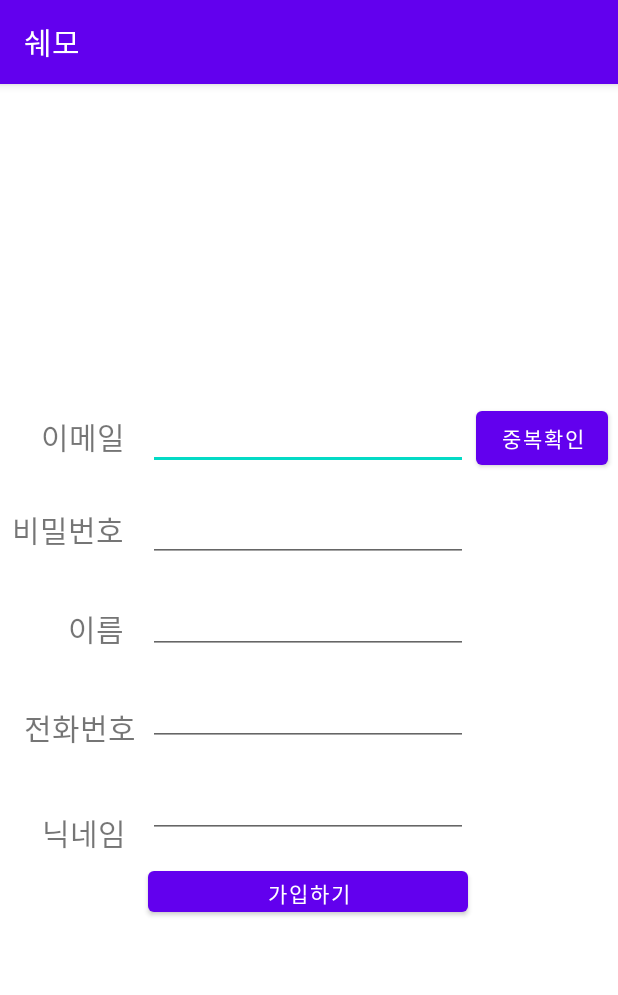
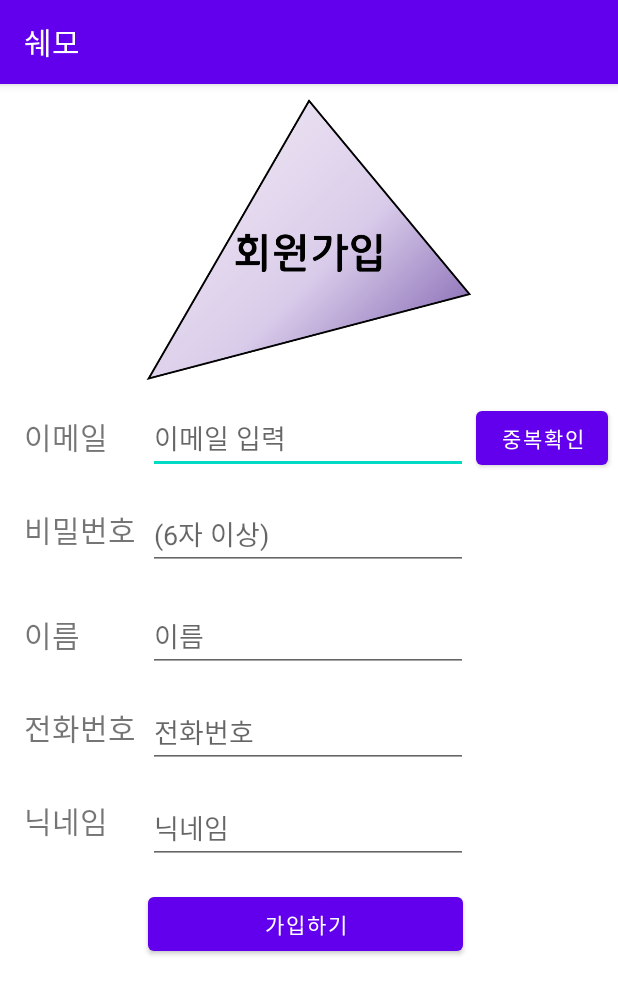
Before and after one commit to JWhy121/ShareMo, an Android app: the RegisterActivity screen opened directly, with no data from a screen before it, on a phone screen of 412 x 824 dp. Shown: the top 995 px of the screen. Run offline under Robolectric (Android 15) with nearby library versions, the phone set to English and light mode, and no system bars; our stand-ins replace Firebase (no records; nobody signed in at launch, a user with empty details on screens opened directly).

Commit message:
1차 회원가입 xml 수정

```diff
--- a/app/src/main/java/com/cookandroid/sharemo/PostDataAdapter.kt
+++ b/app/src/main/java/com/cookandroid/sharemo/PostDataAdapter.kt
@@ -7,6 +7,7 @@ import android.widget.ImageView
 import android.widget.TextView
 import android.widget.Toast
 import androidx.recyclerview.widget.RecyclerView
+import java.util.*
 
 class PostDataAdapter(val postDataList : ArrayList<PostData>) : RecyclerView.Adapter<PostDataAdapter.CustomViewHolder>(){
 
--- a/app/src/main/res/layout/activity_register.xml
+++ b/app/src/main/res/layout/activity_register.xml
@@ -11,6 +11,7 @@
         android:layout_width="wrap_content"
         android:layout_height="wrap_content"
         android:layout_marginTop="212dp"
+        android:hint="이메일 입력"
         android:ems="10"
         android:inputType="textEmailAddress"
         app:layout_constraintEnd_toEndOf="parent"
@@ -20,8 +21,8 @@
 
     <Button
         android:id="@+id/btn_Register"
-        android:layout_width="0dp"
-        android:layout_height="39dp"
+        android:layout_width="210dp"
+        android:layout_height="wrap_content"
         android:layout_marginTop="16dp"
         android:text="가입하기"
         app:layout_constraintEnd_toEndOf="@+id/edt_Nickname"
@@ -35,6 +36,7 @@
         android:layout_width="wrap_content"
         android:layout_height="wrap_content"
         android:layout_marginTop="16dp"
+        android:hint="닉네임"
         android:ems="10"
         android:inputType="textPersonName"
         app:layout_constraintEnd_toEndOf="@+id/edt_Phone"
@@ -46,11 +48,11 @@
         android:id="@+id/textView7"
         android:layout_width="wrap_content"
         android:layout_height="wrap_content"
-        android:layout_marginTop="36dp"
-        android:layout_marginEnd="8dp"
+        android:layout_marginStart="16dp"
+        android:layout_marginTop="32dp"
         android:text="전화번호"
         android:textSize="20sp"
-        app:layout_constraintEnd_toStartOf="@+id/edt_Phone"
+        app:layout_constraintStart_toStartOf="parent"
         app:layout_constraintTop_toBottomOf="@+id/textView6" />
 
     <EditText
@@ -59,6 +61,7 @@
         android:layout_height="wrap_content"
         android:layout_marginTop="16dp"
         android:ems="10"
+        android:hint="(6자 이상)"
         android:inputType="textPassword"
         app:layout_constraintEnd_toEndOf="@+id/edt_Email"
         app:layout_constraintHorizontal_bias="0.0"
@@ -69,11 +72,11 @@
         android:id="@+id/textView5"
         android:layout_width="wrap_content"
         android:layout_height="wrap_content"
+        android:layout_marginStart="16dp"
         android:layout_marginTop="32dp"
-        android:layout_marginEnd="16dp"
         android:text="비밀번호"
         android:textSize="20dp"
-        app:layout_constraintEnd_toStartOf="@+id/edt_Pwd"
+        app:layout_constraintStart_toStartOf="parent"
         app:layout_constraintTop_toBottomOf="@+id/textView4" />
 
     <TextView
@@ -81,11 +84,9 @@
         android:layout_width="wrap_content"
         android:layout_height="wrap_content"
         android:layout_marginStart="16dp"
-        android:layout_marginTop="40dp"
+        android:layout_marginTop="32dp"
         android:text="닉네임"
         android:textSize="20sp"
-        app:layout_constraintEnd_toStartOf="@+id/edt_Nickname"
-        app:layout_constraintHorizontal_bias="0.448"
         app:layout_constraintStart_toStartOf="parent"
         app:layout_constraintTop_toBottomOf="@+id/textView7" />
 
@@ -93,11 +94,11 @@
         android:id="@+id/textView6"
         android:layout_width="wrap_content"
         android:layout_height="wrap_content"
-        android:layout_marginTop="36dp"
-        android:layout_marginEnd="16dp"
+        android:layout_marginStart="16dp"
+        android:layout_marginTop="40dp"
         android:text="이름"
         android:textSize="20sp"
-        app:layout_constraintEnd_toStartOf="@+id/edt_Name"
+        app:layout_constraintStart_toStartOf="parent"
         app:layout_constraintTop_toBottomOf="@+id/textView5" />
 
     <EditText
@@ -106,6 +107,7 @@
         android:layout_height="wrap_content"
         android:layout_marginTop="16dp"
         android:ems="10"
+        android:hint="전화번호"
         android:inputType="number"
         app:layout_constraintEnd_toEndOf="@+id/edt_Name"
         app:layout_constraintStart_toStartOf="@+id/edt_Name"
@@ -132,7 +134,7 @@
         android:text="이메일"
         android:textSize="20sp"
         app:layout_constraintEnd_toStartOf="@+id/edt_Email"
-        app:layout_constraintHorizontal_bias="0.413"
+        app:layout_constraintHorizontal_bias="0.0"
         app:layout_constraintStart_toStartOf="parent"
         app:layout_constraintTop_toTopOf="parent" />
 
@@ -140,12 +142,25 @@
         android:id="@+id/edt_Name"
         android:layout_width="wrap_content"
         android:layout_height="wrap_content"
-        android:layout_marginTop="16dp"
+        android:layout_marginTop="20dp"
         android:ems="10"
+        android:hint="이름"
         android:inputType="textPersonName"
         app:layout_constraintEnd_toEndOf="@+id/edt_Pwd"
         app:layout_constraintHorizontal_bias="0.0"
         app:layout_constraintStart_toStartOf="@+id/edt_Pwd"
         app:layout_constraintTop_toBottomOf="@+id/edt_Pwd" />
 
+    <ImageView
+        android:id="@+id/iv_Reg"
+        android:layout_width="220dp"
+        android:layout_height="187dp"
+        android:layout_marginStart="90dp"
+        android:layout_marginTop="10dp"
+        android:layout_marginEnd="90dp"
+        app:layout_constraintEnd_toEndOf="parent"
+        app:layout_constraintStart_toStartOf="parent"
+        app:layout_constraintTop_toTopOf="parent"
+        app:srcCompat="@drawable/join" />
+
 </androidx.constraintlayout.widget.ConstraintLayout>
```
Also changed, not shown: app/src/main/java/com/cookandroid/sharemo/ChattingActivity.kt (deleted, +0 -11 lines), app/src/main/java/com/cookandroid/sharemo/FirstFragment.kt (deleted, +0 -31 lines), app/src/main/java/com/cookandroid/sharemo/NavigationActivity.kt (deleted, +0 -62 lines), app/src/main/java/com/cookandroid/sharemo/SecondFragment.kt (deleted, +0 -31 lines), app/src/main/res/drawable/ic_account_circle_black_24dp.xml (added, +9 -0 lines), app/src/main/res/drawable/ic_question_answer_black_24dp.xml (added, +9 -0 lines), app/src/main/res/layout/activity_chatting.xml (deleted, +0 -73 lines), app/src/main/res/layout/activity_main.xml (+14 -1 lines), app/src/main/res/layout/fragment_first.xml (deleted, +0 -28 lines), app/src/main/res/layout/fragment_second.xml (deleted, +0 -27 lines), app/src/main/res/navigation/nav_graph.xml (deleted, +0 -28 lines).
